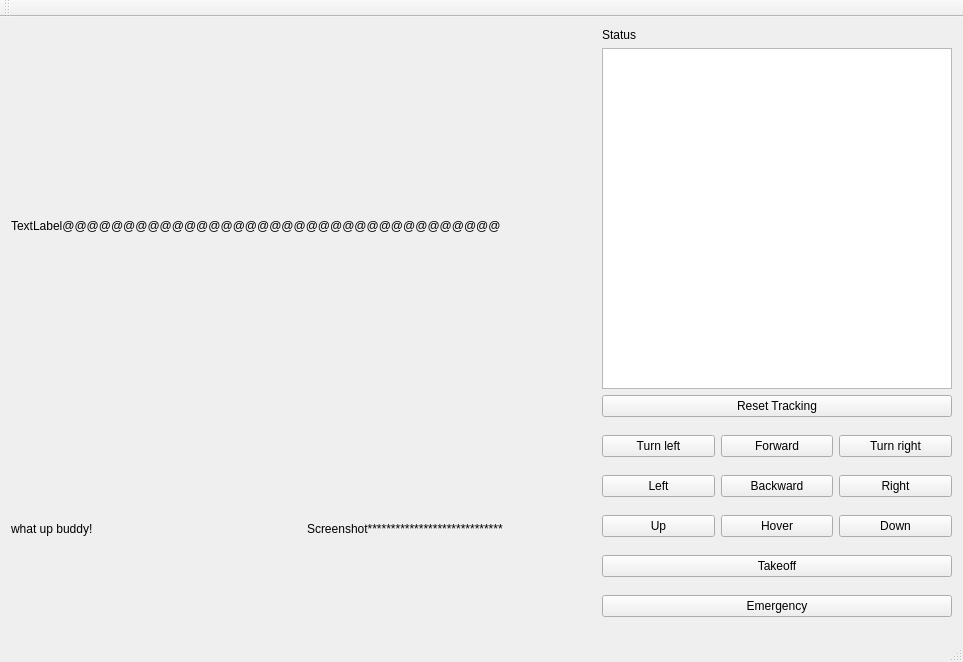
Above: src/qt/mainwindow.ui from jessyau/drone_project before the change. Below: the same form after it.
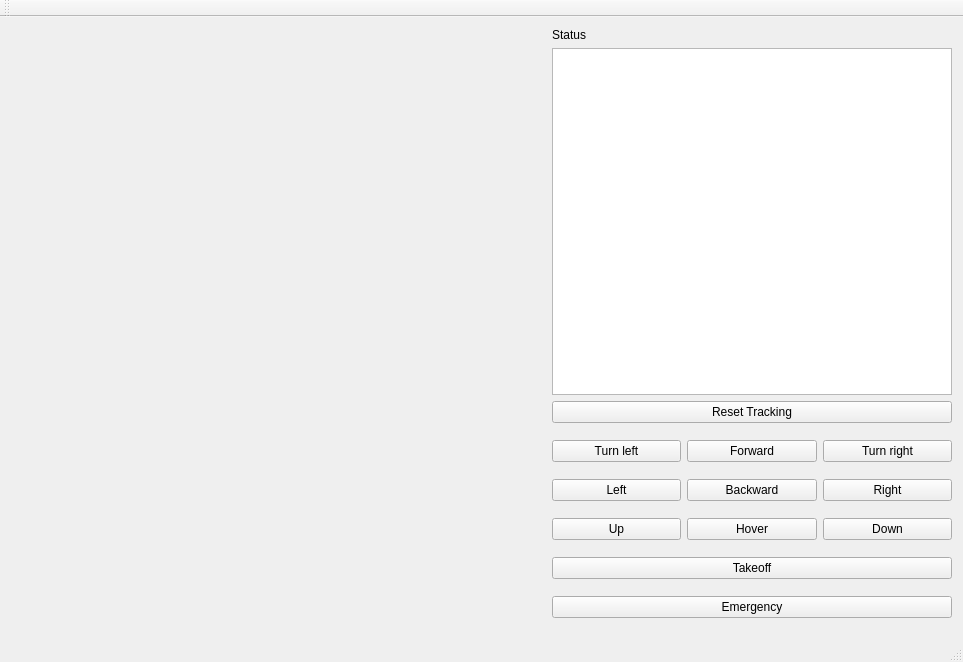
That is the form after the change.

```diff
--- a/src/qt/mainwindow.ui
+++ b/src/qt/mainwindow.ui
@@ -15,7 +15,7 @@
   </property>
   <widget class="QWidget" name="centralWidget">
    <layout class="QGridLayout" name="gridLayout_2">
-    <item row="0" column="0" rowspan="4" colspan="2">
+    <item row="0" column="0" rowspan="3" colspan="2">
      <widget class="QLabel" name="lblVideofeed">
       <property name="minimumSize">
        <size>
@@ -24,7 +24,7 @@
        </size>
       </property>
       <property name="text">
-       <string>TextLabel@@@@@@@@@@@@@@@@@@@@@@@@@@@@@@@@@@@@</string>
+       <string/>
       </property>
      </widget>
     </item>
@@ -36,10 +36,10 @@
      </widget>
     </item>
     <item row="1" column="2">
-     <widget class="QPlainTextEdit" name="txtStatus">
+     <widget class="QTextEdit" name="textEdit">
       <property name="maximumSize">
        <size>
-        <width>350</width>
+        <width>400</width>
         <height>16777215</height>
        </size>
       </property>
@@ -52,7 +52,57 @@
       </property>
      </widget>
     </item>
-    <item row="3" column="2" rowspan="2">
+    <item row="3" column="0">
+     <widget class="QLabel" name="lblScreenshot">
+      <property name="sizePolicy">
+       <sizepolicy hsizetype="Fixed" vsizetype="Preferred">
+        <horstretch>0</horstretch>
+        <verstretch>0</verstretch>
+       </sizepolicy>
+      </property>
+      <property name="minimumSize">
+       <size>
+        <width>0</width>
+        <height>200</height>
+       </size>
+      </property>
+      <property name="maximumSize">
+       <size>
+        <width>350</width>
+        <height>16777215</height>
+       </size>
+      </property>
+      <property name="text">
+       <string/>
+      </property>
+     </widget>
+    </item>
+    <item row="3" column="1">
+     <widget class="QLabel" name="lblScreenshot2">
+      <property name="sizePolicy">
+       <sizepolicy hsizetype="Fixed" vsizetype="Preferred">
+        <horstretch>0</horstretch>
+        <verstretch>0</verstretch>
+       </sizepolicy>
+      </property>
+      <property name="minimumSize">
+       <size>
+        <width>0</width>
+        <height>200</height>
+       </size>
+      </property>
+      <property name="maximumSize">
+       <size>
+        <width>350</width>
+        <height>16777215</height>
+       </size>
+      </property>
+      <property name="text">
+       <string/>
+      </property>
+     </widget>
+    </item>
+    <item row="3" column="2">
      <layout class="QGridLayout" name="gridLayout">
       <item row="0" column="0">
        <widget class="QPushButton" name="btnTurnLeft">
@@ -133,56 +183,6 @@
       </item>
      </layout>
     </item>
-    <item row="4" column="0">
-     <widget class="QLabel" name="lblScreenshot">
-      <property name="sizePolicy">
-       <sizepolicy hsizetype="Fixed" vsizetype="Preferred">
-        <horstretch>0</horstretch>
-        <verstretch>0</verstretch>
-       </sizepolicy>
-      </property>
-      <property name="minimumSize">
-       <size>
-        <width>0</width>
-        <height>200</height>
-       </size>
-      </property>
-      <property name="maximumSize">
-       <size>
-        <width>350</width>
-        <height>16777215</height>
-       </size>
-      </property>
-      <property name="text">
-       <string>what up buddy!</string>
-      </property>
-     </widget>
-    </item>
-    <item row="4" column="1">
-     <widget class="QLabel" name="lblScreenshot2">
-      <property name="sizePolicy">
-       <sizepolicy hsizetype="Fixed" vsizetype="Preferred">
-        <horstretch>0</horstretch>
-        <verstretch>0</verstretch>
-       </sizepolicy>
-      </property>
-      <property name="minimumSize">
-       <size>
-        <width>0</width>
-        <height>200</height>
-       </size>
-      </property>
-      <property name="maximumSize">
-       <size>
-        <width>350</width>
-        <height>16777215</height>
-       </size>
-      </property>
-      <property name="text">
-       <string>Screenshot*****************************</string>
-      </property>
-     </widget>
-    </item>
    </layout>
   </widget>
   <widget class="QMenuBar" name="menuBar">
```
